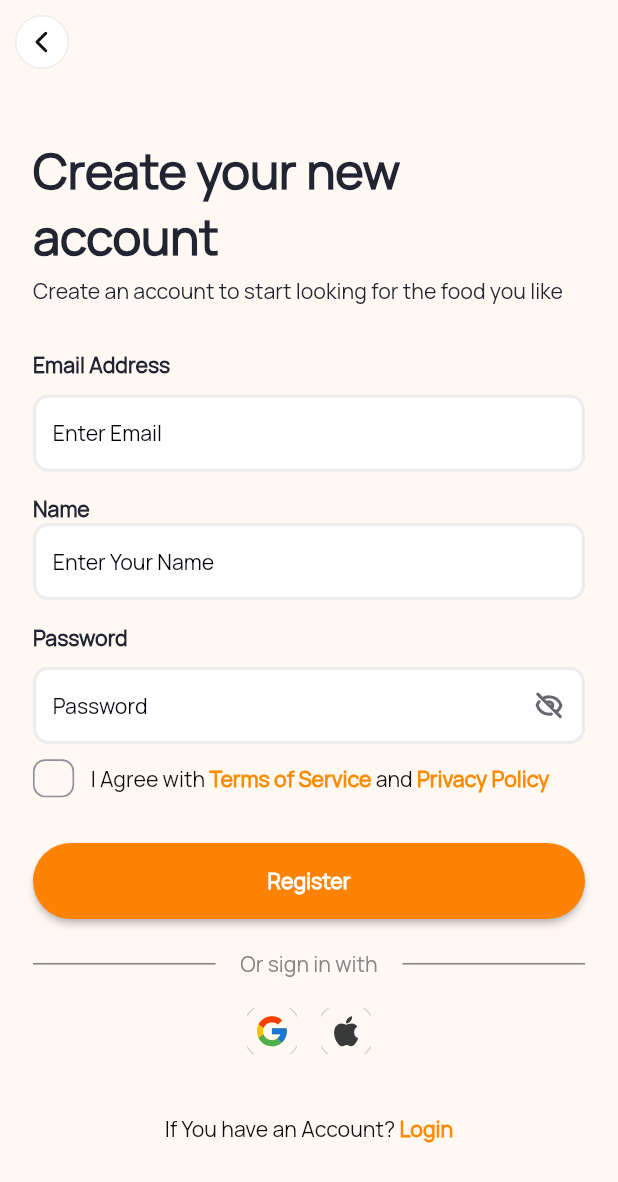
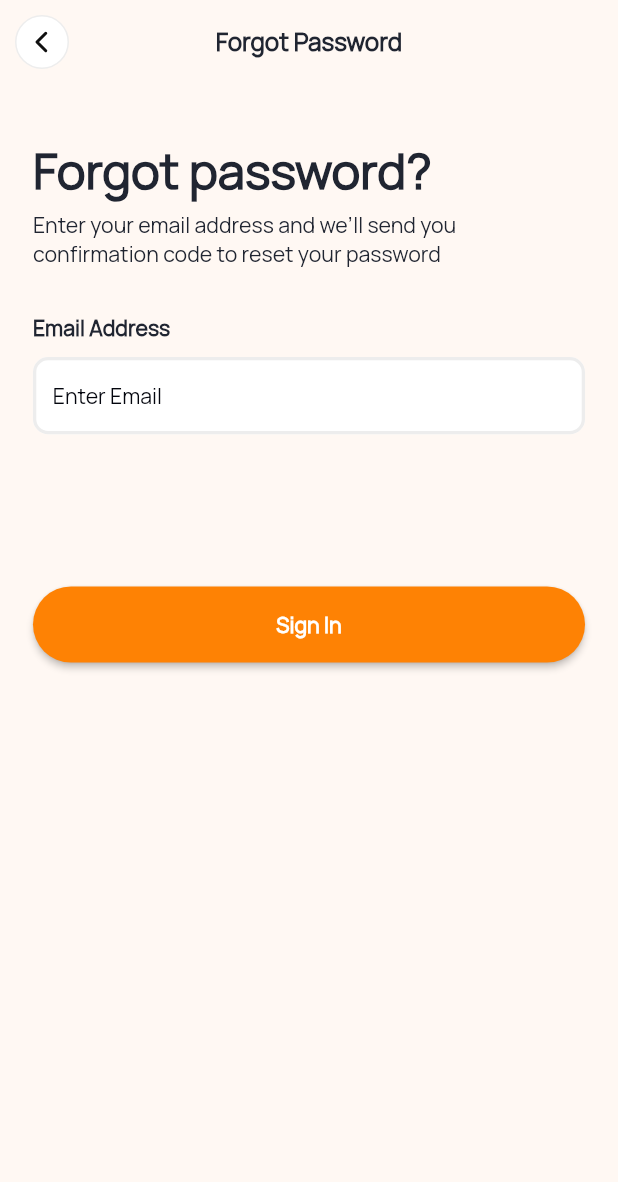
Before and after one commit to Webgenius0/dawgonvegans_app, a Flutter app: the screen it shows after launch, on a phone screen of 412 x 824 dp. Shown: the top 1182 px of the screen. Run offline on Flutter 3.47's test engine with Material 3 defaults, Android fonts, the phone set to English and light mode, and no system bars; drawn by our look-alikes of auto_animated; our stand-ins replace cached_network_image, dio, flutter_screenutil, flutter_svg, get, get_it and 5 more; missing offline and left inert: dotlottie_loader.

Commit message:
forget password screen has done

```diff
--- /dev/null
+++ b/lib/features/auth/forget_password/forget_screen.dart
@@ -0,0 +1,69 @@
+import 'package:dawgonvegans/common_widgets/custom_text_form_field.dart';
+import 'package:dawgonvegans/constants/text_font_style.dart';
+import 'package:dawgonvegans/constants/validator.dart';
+import 'package:flutter/material.dart';
+import 'package:flutter_screenutil/flutter_screenutil.dart';
+
+import '../../../common_widgets/custom_appbar.dart';
+import '../../../common_widgets/custom_body_text_widget.dart';
+import '../../../common_widgets/custom_button.dart';
+import '../../../helpers/ui_helpers.dart';
+
+class ForgetPasswordScreen extends StatefulWidget {
+  const ForgetPasswordScreen({super.key});
+
+  @override
+  State<ForgetPasswordScreen> createState() => _ForgetPasswordScreenState();
+}
+
+class _ForgetPasswordScreenState extends State<ForgetPasswordScreen> {
+  final TextEditingController _forgetEmailController = TextEditingController();
+
+  final _formKey = GlobalKey<FormState>();
+  @override
+  Widget build(BuildContext context) {
+    return Scaffold(
+      appBar: CustomAppBar(title: 'Forgot Password'),
+      body: SingleChildScrollView(
+        padding: EdgeInsets.symmetric(horizontal: 20.w, vertical: 30.h),
+        child: Form(
+          key: _formKey,
+          child: Column(
+            crossAxisAlignment: CrossAxisAlignment.start,
+            children: [
+              // Body Text
+              CustomBodyTextWidget(
+                titleText: 'Forgot password?',
+                subTitleText:
+                    'Enter your email address and we’ll send you confirmation code to reset your password',
+              ),
+
+              // Email Address  Text
+              Text(
+                'Email Address',
+                style: TextFontStyle.textStyle14c202531ManropeW900,
+              ),
+              UIHelper.verticalSpace(10.h),
+              CustomTextFormField(
+                controller: _forgetEmailController,
+                validator: emailValidator,
+                keyboardType: TextInputType.emailAddress,
+                hintText: 'Enter Email',
+              ),
+
+              // Sign in Button
+              UIHelper.verticalSpace(100.h),
+              CustomButton(
+                side: BorderSide.none,
+                buttonName: 'Sign In',
+                onPressed: () {
+                  if (_formKey.currentState!.validate()) {}
+                },
+              ),
+            ],
+          ),
+        ),
+      ),
+    );
+  }
+}
--- a/lib/gen/colors.gen.dart
+++ b/lib/gen/colors.gen.dart
@@ -472,8 +472,8 @@ class AppColors {
   /// Color: #FF02BF65
   static const Color primaruDarki = Color(0xFF02BF65);
 
-  /// Color: #FFF6F6F6
-  static const Color scaffoldBackgroundColor = Color(0xFFF6F6F6);
+  /// Color: #FFFFF8F3
+  static const Color scaffoldBackgroundColor = Color(0xFFFFF8F3);
 
   /// Color: #FF071112
   static const Color scaffoldColor = Color(0xFF071112);
--- a/lib/helpers/all_routes.dart
+++ b/lib/helpers/all_routes.dart
@@ -3,6 +3,7 @@ import 'dart:io';
 import 'package:dawgonvegans/features/auth/login/login_screen.dart';
 import 'package:flutter/cupertino.dart';
 
+import '../features/auth/forget_password/forget_screen.dart';
 import '../features/auth/register/register_screen.dart';
 
 final class Routes {
@@ -13,6 +14,7 @@ final class Routes {
   // App routes Start
   static const String loginScreen = '/loginScreen';
   static const String registerScreen = '/registerScreen';
+  static const String forgetPasswordScreen = '/forgetPasswordScreen';
 }
 
 final class RouteGenerator {
@@ -30,6 +32,10 @@ final class RouteGenerator {
         return Platform.isAndroid
             ? _FadedTransitionRoute(widget: RegisterScreen(), settings: settings)
             : CupertinoPageRoute(builder: (context) => RegisterScreen());
+      case Routes.forgetPasswordScreen:
+        return Platform.isAndroid
+            ? _FadedTransitionRoute(widget: ForgetPasswordScreen(), settings: settings)
+            : CupertinoPageRoute(builder: (context) => ForgetPasswordScreen());
 
       default:
         return null;
--- a/lib/main.dart
+++ b/lib/main.dart
@@ -6,6 +6,7 @@ import 'package:get_storage/get_storage.dart';
 import 'package:provider/provider.dart';
 
 import 'constants/custome_theme.dart';
+import 'features/auth/forget_password/forget_screen.dart';
 import 'features/auth/register/register_screen.dart';
 import 'gen/colors.gen.dart';
 import 'helpers/all_routes.dart';
@@ -90,7 +91,7 @@ class UtillScreenMobile extends StatelessWidget {
 
             onGenerateRoute: RouteGenerator.generateRoute,
 
-            home: RegisterScreen(),
+            home: ForgetPasswordScreen(),
           ),
         );
       },
```
Also changed, not shown: 1 other file.
